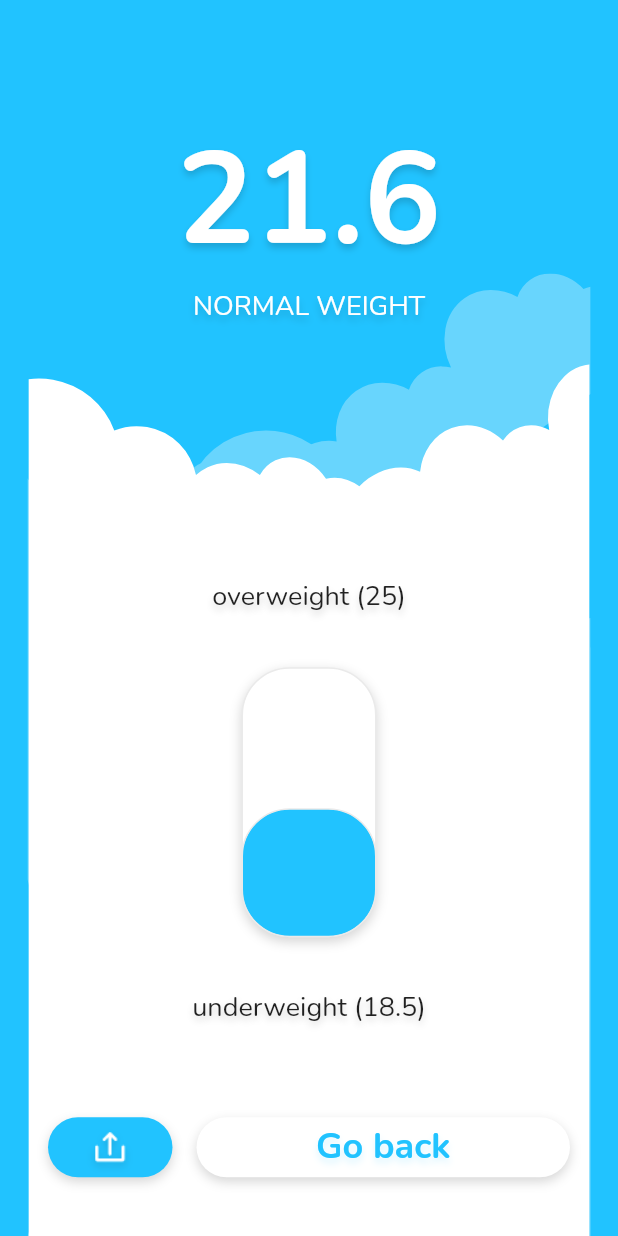
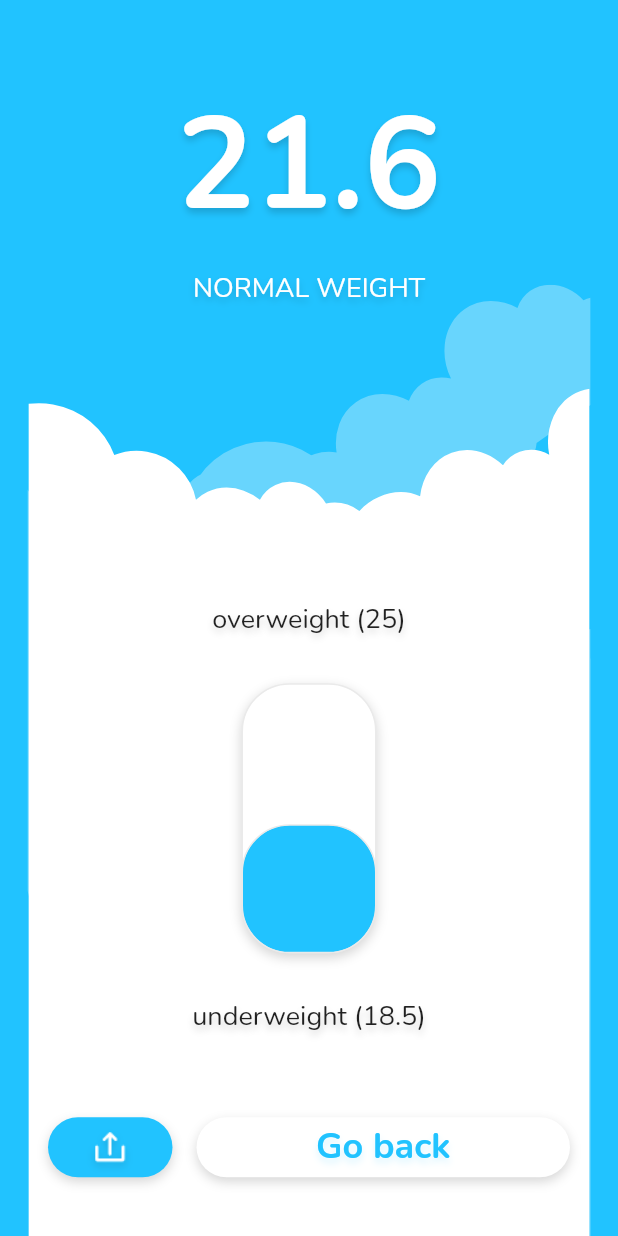
Before and after one commit to wojtekoziol/bmi_calculator, a Flutter app: the screen it shows after launch, swiped to page 4, on a phone screen of 412 x 824 dp. Run offline on Flutter 3.47's test engine with Material 2 defaults, Android fonts, the phone set to English and light mode, and no system bars; our stand-ins replace flutter_svg, share.

Commit message:
Animate result screen

```diff
--- a/lib/screens/result_screen.dart
+++ b/lib/screens/result_screen.dart
@@ -5,12 +5,7 @@ import 'package:flutter_svg/svg.dart';
 import 'package:provider/provider.dart';
 import 'package:share/share.dart';
 
-class ResultScreen extends StatefulWidget {
-  @override
-  _ResultScreenState createState() => _ResultScreenState();
-}
-
-class _ResultScreenState extends State<ResultScreen> {
+class ResultScreen extends StatelessWidget {
   @override
   Widget build(BuildContext context) {
     final bmi = Provider.of<Bmi>(context, listen: false);
@@ -25,23 +20,46 @@ class _ResultScreenState extends State<ResultScreen> {
       backgroundColor: const Color(0xFF21C3FF),
       body: Stack(
         children: [
-          Align(
-            alignment: Alignment.bottomCenter,
+          TweenAnimationBuilder(
+            tween: Tween<double>(
+              begin: 0.3,
+              end: 0,
+            ),
+            duration: const Duration(milliseconds: 1500),
+            curve: Curves.fastOutSlowIn,
+            builder: (context, double value, child) {
+              return Align(
+                alignment: Alignment.bottomCenter.add(Alignment(0, value)),
+                child: child,
+              );
+            },
             child: SvgPicture.asset('assets/svgs/clouds-blue.svg'),
           ),
-          Align(
-            alignment: Alignment.bottomCenter,
+          TweenAnimationBuilder(
+            tween: Tween<double>(
+              begin: 0.5,
+              end: 0,
+            ),
+            duration: const Duration(milliseconds: 1500),
+            curve: Curves.fastOutSlowIn,
+            builder: (context, double value, child) {
+              return Align(
+                alignment: Alignment.bottomCenter.add(Alignment(0, value)),
+                child: child,
+              );
+            },
             child: SvgPicture.asset('assets/svgs/clouds-white.svg'),
           ),
-          Align(
-            child: Padding(
-              padding: const EdgeInsets.only(top: 75, bottom: 140),
-              child: Column(
-                mainAxisAlignment: MainAxisAlignment.spaceBetween,
-                children: [
-                  Column(
-                    children: [
-                      Text(
+          TweenAnimationBuilder(
+            tween: Tween<double>(begin: -0.1, end: 0),
+            duration: const Duration(milliseconds: 1500),
+            builder: (context, double value, child) {
+              return Align(
+                alignment: Alignment(0, -0.8 + value),
+                child: child,
+              );
+            },
+            child: Text(
               bmiResult.toStringAsFixed(1),
               style: TextStyle(
                 color: Colors.white,
@@ -56,7 +74,10 @@ class _ResultScreenState extends State<ResultScreen> {
                 ],
               ),
             ),
-                      Text(
+          ),
+          Align(
+            alignment: const Alignment(0, -0.55),
+            child: Text(
               results[1].toUpperCase(),
               style: TextStyle(
                 color: Colors.white,
@@ -70,9 +91,13 @@ class _ResultScreenState extends State<ResultScreen> {
                 ],
               ),
             ),
-                    ],
           ),
-                  const SizedBox(height: 100),
+          Align(
+            alignment: const Alignment(0, 0.5),
+            child: Column(
+              mainAxisSize: MainAxisSize.min,
+              mainAxisAlignment: MainAxisAlignment.spaceBetween,
+              children: [
                 Text(
                   results[0],
                   style: TextStyle(
@@ -86,6 +111,7 @@ class _ResultScreenState extends State<ResultScreen> {
                     ],
                   ),
                 ),
+                const SizedBox(height: 30),
                 Container(
                   height: 180,
                   child: Stack(
@@ -98,8 +124,7 @@ class _ResultScreenState extends State<ResultScreen> {
                           decoration: BoxDecoration(
                             color: Colors.white,
                             borderRadius: BorderRadius.circular(32),
-                              border:
-                                  Border.all(color: const Color(0xFFEAEAEA)),
+                            border: Border.all(color: const Color(0xFFEAEAEA)),
                             boxShadow: [
                               BoxShadow(
                                 color: Colors.black.withOpacity(0.16),
@@ -120,14 +145,14 @@ class _ResultScreenState extends State<ResultScreen> {
                           decoration: BoxDecoration(
                             color: const Color(0xFF21C3FF),
                             borderRadius: BorderRadius.circular(32),
-                              border:
-                                  Border.all(color: const Color(0xFFEAEAEA)),
+                            border: Border.all(color: const Color(0xFFEAEAEA)),
                           ),
                         ),
                       ),
                     ],
                   ),
                 ),
+                const SizedBox(height: 30),
                 Text(
                   results[2],
                   style: TextStyle(
@@ -142,7 +167,6 @@ class _ResultScreenState extends State<ResultScreen> {
                   ),
                 ),
               ],
-              ),
             ),
           ),
           Align(
@@ -175,7 +199,7 @@ class _ResultScreenState extends State<ResultScreen> {
                         pageController.animateToPage(
                           0,
                           duration: const Duration(milliseconds: 300),
-                          curve: Curves.easeInOut,
+                          curve: Curves.fastOutSlowIn,
                         );
                       },
                       height: 40,
```
Lines whose indentation alone changed are shown as unchanged.
